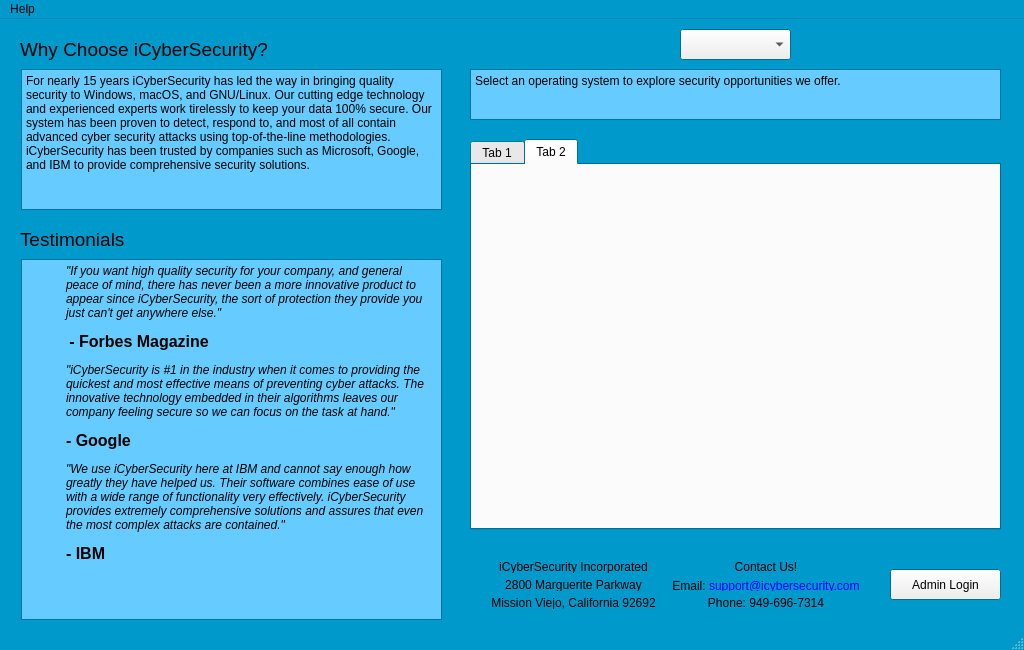
Qt form src/mainwindow.ui (brianclinkenbeard/pamphlet) before a commit.
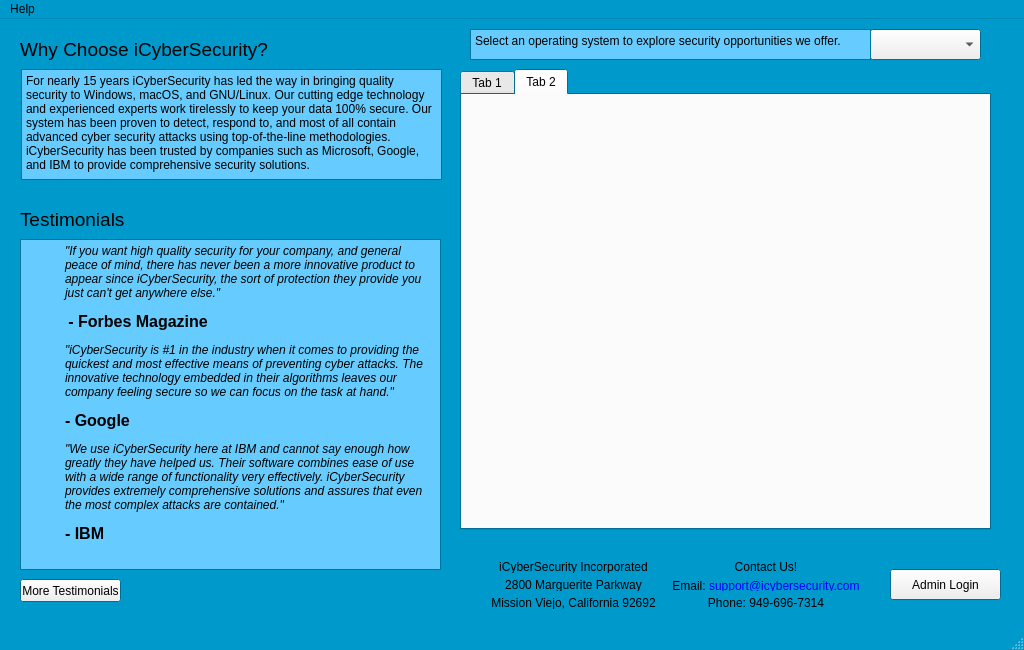
The same form after that commit.

Commit message: Requirement completed for testimonials

What changed in the file:
```diff
--- a/src/mainwindow.ui
+++ b/src/mainwindow.ui
@@ -90,7 +90,7 @@
       <x>21</x>
       <y>50</y>
       <width>421</width>
-      <height>141</height>
+      <height>111</height>
      </rect>
     </property>
     <property name="html">
@@ -117,10 +117,10 @@
    <widget class="QTextBrowser" name="testimonials_browser">
     <property name="geometry">
      <rect>
-      <x>21</x>
-      <y>240</y>
+      <x>20</x>
+      <y>220</y>
       <width>421</width>
-      <height>361</height>
+      <height>331</height>
      </rect>
     </property>
     <property name="html">
@@ -139,7 +139,7 @@
    <widget class="QComboBox" name="comboBox">
     <property name="geometry">
      <rect>
-      <x>680</x>
+      <x>870</x>
       <y>10</y>
       <width>111</width>
       <height>31</height>
@@ -170,9 +170,9 @@
     <property name="geometry">
      <rect>
       <x>470</x>
-      <y>50</y>
-      <width>531</width>
-      <height>51</height>
+      <y>10</y>
+      <width>401</width>
+      <height>31</height>
      </rect>
     </property>
     <property name="html">
@@ -310,7 +310,7 @@
     <property name="geometry">
      <rect>
       <x>20</x>
-      <y>200</y>
+      <y>180</y>
       <width>421</width>
       <height>41</height>
      </rect>
@@ -330,10 +330,10 @@
    <widget class="QTabWidget" name="tabWidget">
     <property name="geometry">
      <rect>
-      <x>470</x>
-      <y>120</y>
+      <x>460</x>
+      <y>50</y>
       <width>531</width>
-      <height>391</height>
+      <height>461</height>
      </rect>
     </property>
     <property name="currentIndex">
@@ -350,6 +350,19 @@
      </attribute>
     </widget>
    </widget>
+   <widget class="QPushButton" name="pushButton_viewMore">
+    <property name="geometry">
+     <rect>
+      <x>20</x>
+      <y>560</y>
+      <width>101</width>
+      <height>23</height>
+     </rect>
+    </property>
+    <property name="text">
+     <string>More Testimonials</string>
+    </property>
+   </widget>
   </widget>
   <widget class="QMenuBar" name="menuBar">
    <property name="geometry">
```
The commit also changes 6 other files.
